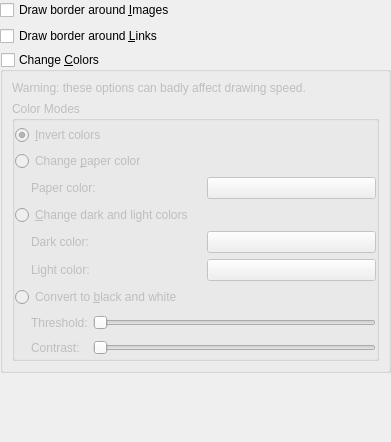
Above: conf/dlgaccessibilitybase.ui from KDE/okular before the change. Below: the same form after it.
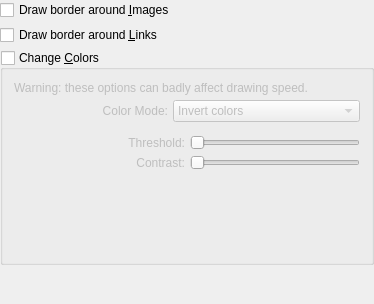
That is the form after the change. The open tabs and pages were chosen to show the change. Custom widgets are drawn as their Qt base class.

Commit message: Restucture a bit the Accessibility configuration: - old way: all the options (and their configurations) at once - new way: options in a combo box, with only the configuration for the active option that is shown below Based on Florian's idea and mockups, thanks!

Diff of the .ui file:
```diff
--- a/conf/dlgaccessibilitybase.ui
+++ b/conf/dlgaccessibilitybase.ui
@@ -5,14 +5,11 @@
    <rect>
     <x>0</x>
     <y>0</y>
-    <width>391</width>
-    <height>442</height>
+    <width>374</width>
+    <height>304</height>
    </rect>
   </property>
   <layout class="QVBoxLayout" >
-   <property name="spacing" >
-    <number>6</number>
-   </property>
    <property name="leftMargin" >
     <number>0</number>
    </property>
@@ -54,21 +51,6 @@
       <bool>false</bool>
      </property>
      <layout class="QVBoxLayout" >
-      <property name="spacing" >
-       <number>6</number>
-      </property>
-      <property name="leftMargin" >
-       <number>9</number>
-      </property>
-      <property name="topMargin" >
-       <number>9</number>
-      </property>
-      <property name="rightMargin" >
-       <number>9</number>
-      </property>
-      <property name="bottomMargin" >
-       <number>9</number>
-      </property>
       <item>
        <widget class="QLabel" name="warn" >
         <property name="sizePolicy" >
@@ -89,79 +71,124 @@
        </widget>
       </item>
       <item>
-       <widget class="KButtonGroup" name="kcfg_RenderMode" >
-        <property name="title" >
-         <string>Color Modes</string>
-        </property>
-        <property name="flat" >
-         <bool>true</bool>
-        </property>
-        <layout class="QVBoxLayout" >
-         <property name="spacing" >
-          <number>6</number>
-         </property>
-         <property name="leftMargin" >
-          <number>0</number>
-         </property>
-         <property name="topMargin" >
-          <number>4</number>
-         </property>
-         <property name="rightMargin" >
-          <number>0</number>
-         </property>
-         <property name="bottomMargin" >
-          <number>0</number>
-         </property>
-         <item>
-          <widget class="QRadioButton" name="radioInverted" >
-           <property name="text" >
-            <string>&amp;Invert colors</string>
-           </property>
-           <property name="checked" >
-            <bool>true</bool>
-           </property>
-          </widget>
-         </item>
-         <item>
-          <widget class="QRadioButton" name="radioNormal" >
-           <property name="text" >
-            <string>Change &amp;paper color</string>
-           </property>
-          </widget>
-         </item>
-         <item>
           <layout class="QHBoxLayout" >
-           <property name="spacing" >
-            <number>6</number>
-           </property>
-           <property name="leftMargin" >
-            <number>0</number>
-           </property>
-           <property name="topMargin" >
-            <number>0</number>
+        <item>
+         <widget class="QLabel" name="label" >
+          <property name="text" >
+           <string>Color Mode:</string>
+          </property>
+          <property name="alignment" >
+           <set>Qt::AlignRight|Qt::AlignTrailing|Qt::AlignVCenter</set>
+          </property>
+         </widget>
+        </item>
+        <item>
+         <widget class="KComboBox" name="kcfg_RenderMode" >
+          <item>
+           <property name="text" >
+            <string>Invert colors</string>
            </property>
-           <property name="rightMargin" >
-            <number>0</number>
+          </item>
+          <item>
+           <property name="text" >
+            <string>Change paper color</string>
            </property>
-           <property name="bottomMargin" >
-            <number>0</number>
+          </item>
+          <item>
+           <property name="text" >
+            <string>Change dark and light colors</string>
            </property>
+          </item>
+          <item>
+           <property name="text" >
+            <string>Convert to black and white</string>
+           </property>
+          </item>
+         </widget>
+        </item>
+       </layout>
+      </item>
            <item>
             <spacer>
              <property name="orientation" >
-              <enum>Qt::Horizontal</enum>
+         <enum>Qt::Vertical</enum>
              </property>
              <property name="sizeType" >
               <enum>QSizePolicy::Fixed</enum>
              </property>
              <property name="sizeHint" >
               <size>
-               <width>16</width>
+          <width>20</width>
+          <height>8</height>
+         </size>
+        </property>
+       </spacer>
+      </item>
+      <item>
+       <widget class="QStackedWidget" name="stackedWidget" >
+        <property name="currentIndex" >
+         <number>0</number>
+        </property>
+        <widget class="QWidget" name="page_4" >
+         <layout class="QVBoxLayout" >
+          <property name="leftMargin" >
+           <number>0</number>
+          </property>
+          <property name="topMargin" >
+           <number>0</number>
+          </property>
+          <property name="rightMargin" >
+           <number>0</number>
+          </property>
+          <property name="bottomMargin" >
+           <number>0</number>
+          </property>
+          <item>
+           <spacer>
+            <property name="orientation" >
+             <enum>Qt::Vertical</enum>
+            </property>
+            <property name="sizeHint" >
+             <size>
+              <width>151</width>
                <height>20</height>
               </size>
              </property>
             </spacer>
            </item>
+         </layout>
+        </widget>
+        <widget class="QWidget" name="page" >
+         <layout class="QVBoxLayout" >
+          <property name="leftMargin" >
+           <number>0</number>
+          </property>
+          <property name="topMargin" >
+           <number>0</number>
+          </property>
+          <property name="rightMargin" >
+           <number>0</number>
+          </property>
+          <property name="bottomMargin" >
+           <number>0</number>
+          </property>
+          <item>
+           <layout class="QHBoxLayout" >
+            <property name="spacing" >
+             <number>6</number>
+            </property>
+            <property name="leftMargin" >
+             <number>0</number>
+            </property>
+            <property name="topMargin" >
+             <number>0</number>
+            </property>
+            <property name="rightMargin" >
+             <number>0</number>
+            </property>
+            <property name="bottomMargin" >
+             <number>0</number>
+            </property>
            <item>
             <widget class="QLabel" name="textLabel1" >
              <property name="text" >
@@ -178,45 +205,51 @@
           </layout>
          </item>
          <item>
-          <widget class="QRadioButton" name="radioRecolor" >
-           <property name="text" >
-            <string>&amp;Change dark and light colors</string>
-           </property>
-          </widget>
-         </item>
-         <item>
-          <layout class="QHBoxLayout" >
-           <property name="spacing" >
-            <number>6</number>
-           </property>
-           <property name="leftMargin" >
-            <number>0</number>
-           </property>
-           <property name="topMargin" >
-            <number>0</number>
-           </property>
-           <property name="rightMargin" >
-            <number>0</number>
-           </property>
-           <property name="bottomMargin" >
-            <number>0</number>
-           </property>
-           <item>
             <spacer>
              <property name="orientation" >
-              <enum>Qt::Horizontal</enum>
-             </property>
-             <property name="sizeType" >
-              <enum>QSizePolicy::Fixed</enum>
+             <enum>Qt::Vertical</enum>
              </property>
              <property name="sizeHint" >
               <size>
-               <width>16</width>
+              <width>151</width>
                <height>20</height>
               </size>
              </property>
             </spacer>
            </item>
+         </layout>
+        </widget>
+        <widget class="QWidget" name="page_2" >
+         <layout class="QVBoxLayout" >
+          <property name="leftMargin" >
+           <number>0</number>
+          </property>
+          <property name="topMargin" >
+           <number>0</number>
+          </property>
+          <property name="rightMargin" >
+           <number>0</number>
+          </property>
+          <property name="bottomMargin" >
+           <number>0</number>
+          </property>
+          <item>
+           <layout class="QHBoxLayout" >
+            <property name="spacing" >
+             <number>6</number>
+            </property>
+            <property name="leftMargin" >
+             <number>0</number>
+            </property>
+            <property name="topMargin" >
+             <number>0</number>
+            </property>
+            <property name="rightMargin" >
+             <number>0</number>
+            </property>
+            <property name="bottomMargin" >
+             <number>0</number>
+            </property>
            <item>
             <widget class="QLabel" name="textLabel3" >
              <property name="text" >
@@ -246,22 +279,6 @@
            <property name="bottomMargin" >
             <number>0</number>
            </property>
-           <item>
-            <spacer>
-             <property name="orientation" >
-              <enum>Qt::Horizontal</enum>
-             </property>
-             <property name="sizeType" >
-              <enum>QSizePolicy::Fixed</enum>
-             </property>
-             <property name="sizeHint" >
-              <size>
-               <width>16</width>
-               <height>20</height>
-              </size>
-             </property>
-            </spacer>
-           </item>
            <item>
             <widget class="QLabel" name="textLabel3_2" >
              <property name="text" >
@@ -275,72 +292,85 @@
           </layout>
          </item>
          <item>
-          <widget class="QRadioButton" name="radioContrast" >
-           <property name="text" >
-            <string>Convert to &amp;black and white</string>
-           </property>
-          </widget>
-         </item>
+           <spacer>
+            <property name="orientation" >
+             <enum>Qt::Vertical</enum>
+            </property>
+            <property name="sizeHint" >
+             <size>
+              <width>151</width>
+              <height>20</height>
+             </size>
+            </property>
+           </spacer>
+          </item>
+         </layout>
+        </widget>
+        <widget class="QWidget" name="page_3" >
+         <layout class="QVBoxLayout" >
+          <property name="leftMargin" >
+           <number>0</number>
+          </property>
+          <property name="topMargin" >
+           <number>0</number>
+          </property>
+          <property name="rightMargin" >
+           <number>0</number>
+          </property>
+          <property name="bottomMargin" >
+           <number>0</number>
+          </property>
          <item>
           <layout class="QGridLayout" >
-           <property name="leftMargin" >
-            <number>0</number>
-           </property>
-           <property name="topMargin" >
-            <number>0</number>
-           </property>
-           <property name="rightMargin" >
-            <number>0</number>
-           </property>
-           <property name="bottomMargin" >
-            <number>0</number>
-           </property>
-           <property name="horizontalSpacing" >
-            <number>5</number>
-           </property>
-           <property name="verticalSpacing" >
-            <number>5</number>
-           </property>
-           <item row="1" column="1" >
+            <item row="0" column="0" >
+             <widget class="QLabel" name="textLabel2" >
+              <property name="sizePolicy" >
+               <sizepolicy vsizetype="Preferred" hsizetype="MinimumExpanding" >
+                <horstretch>0</horstretch>
+                <verstretch>0</verstretch>
+               </sizepolicy>
+              </property>
+              <property name="text" >
+               <string>Threshold:</string>
+              </property>
+              <property name="alignment" >
+               <set>Qt::AlignRight|Qt::AlignTrailing|Qt::AlignVCenter</set>
+              </property>
+             </widget>
+            </item>
+            <item row="0" column="1" >
+             <widget class="QSlider" name="kcfg_BWThreshold" >
+              <property name="sizePolicy" >
+               <sizepolicy vsizetype="Fixed" hsizetype="Expanding" >
+                <horstretch>0</horstretch>
+                <verstretch>0</verstretch>
+               </sizepolicy>
+              </property>
+              <property name="pageStep" >
+               <number>16</number>
+              </property>
+              <property name="orientation" >
+               <enum>Qt::Horizontal</enum>
+              </property>
+             </widget>
+            </item>
+            <item row="1" column="0" >
             <widget class="QLabel" name="textLabel2_2" >
+              <property name="sizePolicy" >
+               <sizepolicy vsizetype="Preferred" hsizetype="MinimumExpanding" >
+                <horstretch>0</horstretch>
+                <verstretch>0</verstretch>
+               </sizepolicy>
+              </property>
              <property name="text" >
               <string>Contrast:</string>
              </property>
-            </widget>
-           </item>
-           <item row="1" column="0" >
-            <spacer>
-             <property name="orientation" >
-              <enum>Qt::Horizontal</enum>
-             </property>
-             <property name="sizeType" >
-              <enum>QSizePolicy::Fixed</enum>
-             </property>
-             <property name="sizeHint" >
-              <size>
-               <width>16</width>
-               <height>20</height>
-              </size>
-             </property>
-            </spacer>
-           </item>
-           <item row="0" column="0" >
-            <spacer>
-             <property name="orientation" >
-              <enum>Qt::Horizontal</enum>
-             </property>
-             <property name="sizeType" >
-              <enum>QSizePolicy::Fixed</enum>
-             </property>
-             <property name="sizeHint" >
-              <size>
-               <width>16</width>
-               <height>20</height>
-              </size>
-             </property>
-            </spacer>
-           </item>
-           <item row="1" column="2" >
+              <property name="alignment" >
+               <set>Qt::AlignRight|Qt::AlignTrailing|Qt::AlignVCenter</set>
+              </property>
+             </widget>
+            </item>
+            <item row="1" column="1" >
             <widget class="QSlider" name="kcfg_BWContrast" >
              <property name="sizePolicy" >
               <sizepolicy vsizetype="Fixed" hsizetype="Expanding" >
@@ -356,32 +386,23 @@
              </property>
             </widget>
            </item>
-           <item row="0" column="2" >
-            <widget class="QSlider" name="kcfg_BWThreshold" >
-             <property name="sizePolicy" >
-              <sizepolicy vsizetype="Fixed" hsizetype="Expanding" >
-               <horstretch>0</horstretch>
-               <verstretch>0</verstretch>
-              </sizepolicy>
-             </property>
-             <property name="pageStep" >
-              <number>16</number>
-             </property>
+           </layout>
+          </item>
+          <item>
+           <spacer>
              <property name="orientation" >
-              <enum>Qt::Horizontal</enum>
-             </property>
-            </widget>
-           </item>
-           <item row="0" column="1" >
-            <widget class="QLabel" name="textLabel2" >
-             <property name="text" >
-              <string>Threshold:</string>
-             </property>
-            </widget>
-           </item>
-          </layout>
-         </item>
-        </layout>
+             <enum>Qt::Vertical</enum>
+            </property>
+            <property name="sizeHint" >
+             <size>
+              <width>151</width>
+              <height>81</height>
+             </size>
+            </property>
+           </spacer>
+          </item>
+         </layout>
+        </widget>
        </widget>
       </item>
      </layout>
@@ -395,7 +416,7 @@
      <property name="sizeHint" >
       <size>
        <width>20</width>
-       <height>187</height>
+       <height>31</height>
       </size>
      </property>
     </spacer>
@@ -405,17 +426,16 @@
  <layoutdefault spacing="5" margin="11" />
  <pixmapfunction>qPixmapFromMimeSource</pixmapfunction>
  <customwidgets>
-  <customwidget>
-   <class>KButtonGroup</class>
-   <extends>QGroupBox</extends>
-   <header>kbuttongroup.h</header>
-   <container>1</container>
-  </customwidget>
   <customwidget>
    <class>KColorButton</class>
    <extends>QPushButton</extends>
    <header>kcolorbutton.h</header>
   </customwidget>
+  <customwidget>
+   <class>KComboBox</class>
+   <extends>QComboBox</extends>
+   <header>kcombobox.h</header>
+  </customwidget>
  </customwidgets>
  <resources/>
  <connections/>
```
Left out of the diff: 19 changed lines with no effect on the pictures. Lines whose indentation alone changed are shown as unchanged.
